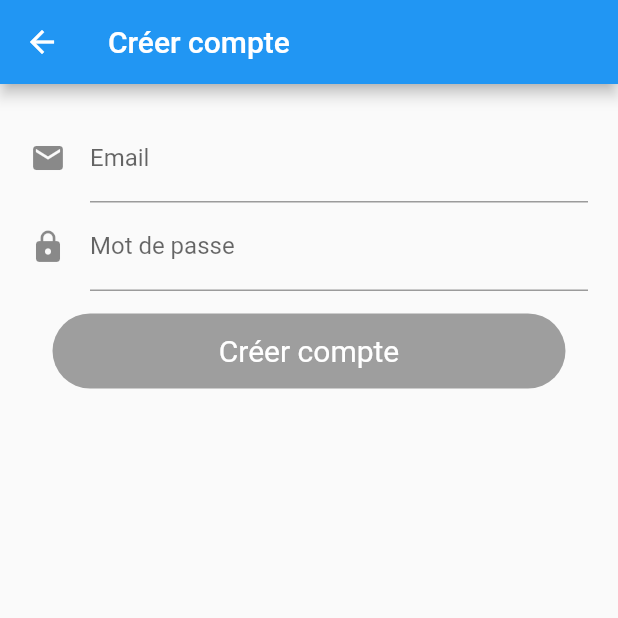
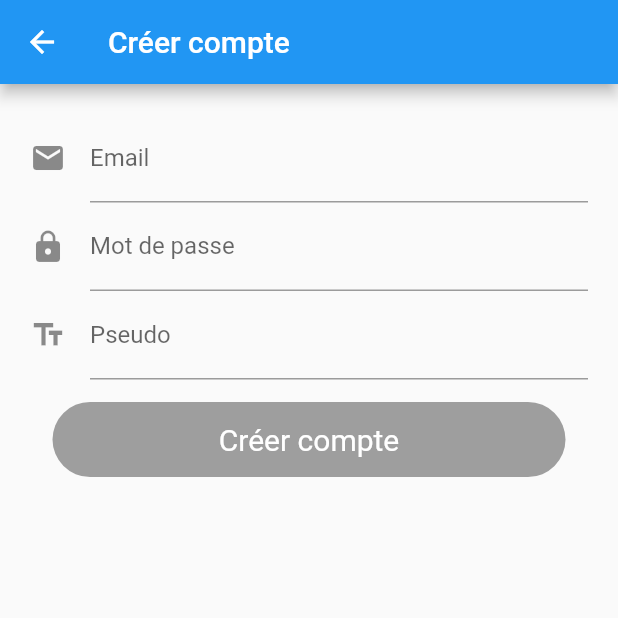
Before and after one commit to Chonli/shared-hike, a Flutter app: the screen it shows after launch, after a tap on "Créer un compte", on a phone screen of 412 x 824 dp, the top half of it. Run offline on Flutter 3.47's test engine with Material 2 defaults, Android fonts, the phone set to English and light mode, and no system bars; our stand-ins replace bloc, cached_network_image, cloud_firestore, equatable, firebase_auth, flutter_bloc and 3 more; accounts and stored records are empty.

Commit message:
add pseudo in register user field

```diff
--- /dev/null
+++ b/lib/db/cloud_repository.dart
@@ -0,0 +1,81 @@
+import 'package:cloud_firestore/cloud_firestore.dart';
+import 'package:firebase_auth/firebase_auth.dart';
+import 'package:shared_hike/db/user.dart';
+
+class CloudRepository {
+  final Firestore _firestore;
+  final FirebaseAuth _firebaseAuth;
+
+  CloudRepository({FirebaseAuth firebaseAuth, Firestore firestore})
+      : _firebaseAuth = firebaseAuth ?? FirebaseAuth.instance,
+       _firestore = firestore ?? Firestore.instance;
+
+  Stream<QuerySnapshot> getHikes() {
+    return _firestore.collection('hikes').orderBy('hikeDate').snapshots();
+  }
+
+  Future<bool> createHike(
+    String title,
+    String description,
+    DateTime date,
+    int distance,
+    int elevation,
+    String owner,
+    String urlImage,) async {
+    var ret = true;
+    try {
+      await _firestore.collection('hikes').add({
+        'title': title,
+        'description': description,
+        'hikeDate': date,
+        'owner': owner,
+        'elevation': elevation,
+        'distance': distance,
+        'image': urlImage,
+      });
+    } catch (error) {
+      print(error);
+      ret = false;
+    }
+
+    return ret;
+  }
+
+/*  Future<User> getUser(String id) async {
+    var document = await _firestore.collection('users').document(id);
+    return document.get().then((value) => User.fromSnapshot(value.data) );
+  }*/
+
+  Future<void> createUser({String id, String pseudo}) async {
+    return await _firestore.collection('users').document(id).setData({
+      'pseudo': pseudo,
+    });
+  }
+
+  Future<void> signInWithCredentials(String email, String password) {
+    return _firebaseAuth.signInWithEmailAndPassword(
+      email: email,
+      password: password,
+    );
+  }
+
+  Future<void> signUp({String email, String password}) async {
+    return await _firebaseAuth.createUserWithEmailAndPassword(
+      email: email,
+      password: password,
+    );
+  }
+
+  Future<void> signOut() async {
+    return Future.wait([_firebaseAuth.signOut()]);
+  }
+
+  Future<bool> isSignedIn() async {
+    final currentUser = await _firebaseAuth.currentUser();
+    return currentUser != null;
+  }
+
+  Future<String> getCurrentUserId() async {
+    return (await _firebaseAuth.currentUser()).uid;
+  }
+}
--- /dev/null
+++ b/lib/db/user.dart
@@ -0,0 +1,21 @@
+import 'package:cloud_firestore/cloud_firestore.dart';
+
+class User {
+  String _id;
+  String _name;
+
+  User(this._id, this._name);
+
+  String get id => _id;
+  String get name => _name;
+
+  User.fromSnapshot(DocumentSnapshot snapshot) {
+    _id = snapshot.documentID;
+    _name = snapshot['name'];
+  }
+
+  @override
+  String toString() {
+    return 'Submitted { id: $_id, name: $_name }';
+  }
+}
--- a/lib/fireauth/authentication_bloc/authentication_bloc.dart
+++ b/lib/fireauth/authentication_bloc/authentication_bloc.dart
@@ -1,16 +1,16 @@
 import 'dart:async';
 import 'package:bloc/bloc.dart';
 import 'package:meta/meta.dart';
+import 'package:shared_hike/db/cloud_repository.dart';
 import './bloc.dart';
-import 'package:shared_hike/fireauth/user_repository.dart';
 
 class AuthenticationBloc extends Bloc<AuthenticationEvent, AuthenticationState> {
 
-  final UserRepository _userRepository;
+  final CloudRepository _cloudRepository;
 
-  AuthenticationBloc({@required UserRepository userRepository})
-      : assert(userRepository != null),
-        _userRepository = userRepository;
+  AuthenticationBloc({@required CloudRepository cloudRepository})
+      : assert(cloudRepository != null),
+        _cloudRepository = cloudRepository;
 
   @override
   AuthenticationState get initialState => UninitializedState();
@@ -30,10 +30,9 @@ class AuthenticationBloc extends Bloc<AuthenticationEvent, AuthenticationState>
 
   Stream<AuthenticationState> _mapAppStartedToState() async* {
     try {
-      final isSignedIn = await _userRepository.isSignedIn();
+      final isSignedIn = await _cloudRepository.isSignedIn();
       if (isSignedIn) {
-        final name = await _userRepository.getUser();
-        yield AuthenticatedState(name);
+        yield AuthenticatedState(await _cloudRepository.getCurrentUserId());
       } else {
         yield UnauthenticatedState();
       }
@@ -43,11 +42,11 @@ class AuthenticationBloc extends Bloc<AuthenticationEvent, AuthenticationState>
   }
 
   Stream<AuthenticationState> _mapLoggedInToState() async* {
-    yield AuthenticatedState(await _userRepository.getUser());
+    yield AuthenticatedState(await _cloudRepository.getCurrentUserId());
   }
 
   Stream<AuthenticationState> _mapLoggedOutToState() async* {
     yield UnauthenticatedState();
-    _userRepository.signOut();
+    _cloudRepository.signOut();
   }
 }
--- a/lib/fireauth/register_bloc/register_bloc.dart
+++ b/lib/fireauth/register_bloc/register_bloc.dart
@@ -2,16 +2,16 @@ import 'dart:async';
 import 'package:bloc/bloc.dart';
 import 'package:meta/meta.dart';
 import 'package:rxdart/rxdart.dart';
-import 'package:shared_hike/fireauth/user_repository.dart';
 import 'package:shared_hike/fireauth/register_bloc/bloc.dart';
+import 'package:shared_hike/db/cloud_repository.dart';
 import 'package:shared_hike/util/validators.dart';
 
 class RegisterBloc extends Bloc<RegisterEvent, RegisterState> {
-  final UserRepository _userRepository;
+  final CloudRepository _cloudRepository;
 
-  RegisterBloc({@required UserRepository userRepository})
-      : assert(userRepository != null),
-        _userRepository = userRepository;
+  RegisterBloc({@required CloudRepository cloudRepository})
+      : assert(cloudRepository != null),
+        _cloudRepository = cloudRepository;
 
   @override
   RegisterState get initialState => RegisterState.empty();
@@ -23,10 +23,14 @@ class RegisterBloc extends Bloc<RegisterEvent, RegisterState> {
   ) {
     final observableStream = events as Observable<RegisterEvent>;
     final nonDebounceStream = observableStream.where((event) {
-      return (event is! EmailChanged && event is! PasswordChanged);
+      return (event is! EmailChanged &&
+          event is! PasswordChanged &&
+          event is! PseudoChanged);
     });
     final debounceStream = observableStream.where((event) {
-      return (event is EmailChanged || event is PasswordChanged);
+      return (event is EmailChanged ||
+          event is PasswordChanged ||
+          event is PseudoChanged);
     }).debounceTime(Duration(milliseconds: 300));
     return super.transform(nonDebounceStream.mergeWith([debounceStream]), next);
   }
@@ -37,8 +41,10 @@ class RegisterBloc extends Bloc<RegisterEvent, RegisterState> {
       yield* _mapEmailChangedToState(event.email);
     } else if (event is PasswordChanged) {
       yield* _mapPasswordChangedToState(event.password);
+    } else if (event is PseudoChanged) {
+      yield* _mapPseudoChangedToState(event.pseudo);
     } else if (event is Submitted) {
-      yield* _mapFormSubmittedToState(event.email, event.password);
+      yield* _mapFormSubmittedToState(event.email, event.password, event.pseudo);
     }
   }
 
@@ -54,16 +60,25 @@ class RegisterBloc extends Bloc<RegisterEvent, RegisterState> {
     );
   }
 
+  Stream<RegisterState> _mapPseudoChangedToState(String pseudo) async* {
+    yield currentState.update(
+      isPseudoValid: pseudo.isNotEmpty,
+    );
+  }
+
   Stream<RegisterState> _mapFormSubmittedToState(
     String email,
     String password,
+    String pseudo,
   ) async* {
     yield RegisterState.loading();
     try {
-      await _userRepository.signUp(
+      await _cloudRepository.signUp(
         email: email,
         password: password,
       );
+      var id = await _cloudRepository.getCurrentUserId();
+      await _cloudRepository.createUser(id: id, pseudo: pseudo);
       yield RegisterState.success();
     } catch (_) {
       yield RegisterState.failure();
--- a/lib/fireauth/register_bloc/register_event.dart
+++ b/lib/fireauth/register_bloc/register_event.dart
@@ -24,15 +24,25 @@ class PasswordChanged extends RegisterEvent {
   String toString() => 'PasswordChanged { password: **** }';
 }
 
+class PseudoChanged extends RegisterEvent {
+  final String pseudo;
+
+  PseudoChanged({@required this.pseudo}) : super([pseudo]);
+
+  @override
+  String toString() => 'PseudoChanged { pseudo: $pseudo }';
+}
+
 class Submitted extends RegisterEvent {
   final String email;
   final String password;
+  final String pseudo;
 
-  Submitted({@required this.email, @required this.password})
-      : super([email, password]);
+  Submitted({@required this.email, @required this.password, @required this.pseudo})
+      : super([email, password, pseudo]);
 
   @override
   String toString() {
-    return 'Submitted { email: $email, password: **** }';
+    return 'Submitted { email: $email, pseudo: $pseudo }';
   }
 }
--- a/lib/fireauth/register_bloc/register_state.dart
+++ b/lib/fireauth/register_bloc/register_state.dart
@@ -4,15 +4,17 @@ import 'package:meta/meta.dart';
 class RegisterState {
   final bool isEmailValid;
   final bool isPasswordValid;
+  final bool isPseudoValid;
   final bool isSubmitting;
   final bool isSuccess;
   final bool isFailure;
 
-  bool get isFormValid => isEmailValid && isPasswordValid;
+  bool get isFormValid => isEmailValid && isPasswordValid && isPseudoValid;
 
   RegisterState({
     @required this.isEmailValid,
     @required this.isPasswordValid,
+    @required this.isPseudoValid,
     @required this.isSubmitting,
     @required this.isSuccess,
     @required this.isFailure,
@@ -22,6 +24,7 @@ class RegisterState {
     return RegisterState(
       isEmailValid: true,
       isPasswordValid: true,
+      isPseudoValid: true,
       isSubmitting: false,
       isSuccess: false,
       isFailure: false,
@@ -32,6 +35,7 @@ class RegisterState {
     return RegisterState(
       isEmailValid: true,
       isPasswordValid: true,
+      isPseudoValid: true,
       isSubmitting: true,
       isSuccess: false,
       isFailure: false,
@@ -42,6 +46,7 @@ class RegisterState {
     return RegisterState(
       isEmailValid: true,
       isPasswordValid: true,
+      isPseudoValid: true,
       isSubmitting: false,
       isSuccess: false,
       isFailure: true,
@@ -52,6 +57,7 @@ class RegisterState {
     return RegisterState(
       isEmailValid: true,
       isPasswordValid: true,
+      isPseudoValid: true,
       isSubmitting: false,
       isSuccess: true,
       isFailure: false,
@@ -61,10 +67,12 @@ class RegisterState {
   RegisterState update({
     bool isEmailValid,
     bool isPasswordValid,
+    bool isPseudoValid,
   }) {
     return copyWith(
       isEmailValid: isEmailValid,
       isPasswordValid: isPasswordValid,
+      isPseudoValid: isPseudoValid,
       isSubmitting: false,
       isSuccess: false,
       isFailure: false,
@@ -74,6 +82,7 @@ class RegisterState {
   RegisterState copyWith({
     bool isEmailValid,
     bool isPasswordValid,
+    bool isPseudoValid,
     bool isSubmitEnabled,
     bool isSubmitting,
     bool isSuccess,
@@ -82,6 +91,7 @@ class RegisterState {
     return RegisterState(
       isEmailValid: isEmailValid ?? this.isEmailValid,
       isPasswordValid: isPasswordValid ?? this.isPasswordValid,
+      isPseudoValid: isPseudoValid ?? this.isPseudoValid,
       isSubmitting: isSubmitting ?? this.isSubmitting,
       isSuccess: isSuccess ?? this.isSuccess,
       isFailure: isFailure ?? this.isFailure,
@@ -93,6 +103,7 @@ class RegisterState {
     return '''RegisterState {
       isEmailValid: $isEmailValid,
       isPasswordValid: $isPasswordValid,
+      isPseudoValid: $isPseudoValid,
       isSubmitting: $isSubmitting,
       isSuccess: $isSuccess,
       isFailure: $isFailure,
--- a/lib/fireauth/user_repository.dart
+++ /dev/null
@@ -1,35 +0,0 @@
-import 'package:firebase_auth/firebase_auth.dart';
-
-class UserRepository {
-  final FirebaseAuth _firebaseAuth;
-
-  UserRepository({FirebaseAuth firebaseAuth})
-      : _firebaseAuth = firebaseAuth ?? FirebaseAuth.instance;
-
-  Future<void> signInWithCredentials(String email, String password) {
-    return _firebaseAuth.signInWithEmailAndPassword(
-      email: email,
-      password: password,
-    );
-  }
-
-  Future<void> signUp({String email, String password}) async {
-    return await _firebaseAuth.createUserWithEmailAndPassword(
-      email: email,
-      password: password,
-    );
-  }
-
-  Future<void> signOut() async {
-    return Future.wait([_firebaseAuth.signOut()]);
-  }
-
-  Future<bool> isSignedIn() async {
-    final currentUser = await _firebaseAuth.currentUser();
-    return currentUser != null;
-  }
-
-  Future<String> getUser() async {
-    return (await _firebaseAuth.currentUser()).uid;
-  }
-}
--- a/lib/firecloud/addhike_bloc/add_hike_bloc.dart
+++ b/lib/firecloud/addhike_bloc/add_hike_bloc.dart
@@ -2,7 +2,7 @@ import 'dart:async';
 import 'package:bloc/bloc.dart';
 import 'package:meta/meta.dart';
 import 'package:rxdart/rxdart.dart';
-import 'package:shared_hike/firecloud/cloud_repository.dart';
+import 'package:shared_hike/db/cloud_repository.dart';
 import './bloc.dart';
 
 class AddHikeBloc extends Bloc<AddHikeEvent, AddHikeState> {
--- a/lib/main.dart
+++ b/lib/main.dart
@@ -2,32 +2,28 @@ import 'package:bloc/bloc.dart';
 import 'package:flutter/material.dart';
 import 'package:flutter_localizations/flutter_localizations.dart';
 import 'package:flutter_bloc/flutter_bloc.dart';
-import 'package:shared_hike/fireauth/user_repository.dart';
 import 'package:shared_hike/fireauth/authentication_bloc/bloc.dart';
 import 'package:shared_hike/fireauth/my_bloc_delegate.dart';
-import 'package:shared_hike/firecloud/cloud_repository.dart';
+import 'package:shared_hike/db/cloud_repository.dart';
 import 'package:shared_hike/ui/home_page.dart';
 import 'package:shared_hike/ui/login_page.dart';
 
 void main() {
   BlocSupervisor.delegate = MyBlocDelegate();
-  final UserRepository userRepository = UserRepository();
   final CloudRepository cloudRepository = CloudRepository();
   runApp(BlocProvider(
-      builder: (context) => AuthenticationBloc(userRepository: userRepository)
+      builder: (context) => AuthenticationBloc(cloudRepository: cloudRepository)
         ..dispatch(AppStartedEvent()),
-      child: MyApp(userRepository: userRepository,cloudRepository: cloudRepository)
+      child: MyApp(cloudRepository: cloudRepository)
   ));
 }
 
 class MyApp extends StatelessWidget {
   final String _title = 'Shared Hike';
-  final UserRepository _userRepository;
   final CloudRepository _cloudRepository;
 
-  MyApp({Key key, @required UserRepository userRepository, @required CloudRepository cloudRepository})
-      : assert(userRepository != null),
-        _userRepository = userRepository,
+  MyApp({Key key, @required CloudRepository cloudRepository})
+      : assert(cloudRepository != null),
         _cloudRepository = cloudRepository,
         super(key: key);
 
@@ -50,7 +46,7 @@ class MyApp extends StatelessWidget {
         builder: (context, state) {
             return state is AuthenticatedState
                 ? HomePage(cloudRepository: _cloudRepository, currentUser: state.displayName, title: _title)
-                : LoginPage(userRepository: _userRepository);
+                : LoginPage(cloudRepository: _cloudRepository);
           },
         ),
       );
--- a/lib/ui/add_hike_page.dart
+++ b/lib/ui/add_hike_page.dart
@@ -1,7 +1,7 @@
 import 'package:flutter/material.dart';
 import 'package:flutter_bloc/flutter_bloc.dart';
 import 'package:shared_hike/firecloud/addhike_bloc/bloc.dart';
-import 'package:shared_hike/firecloud/cloud_repository.dart';
+import 'package:shared_hike/db/cloud_repository.dart';
 import 'package:shared_hike/ui/add_hike_form.dart';
 
 class AddHikePage extends StatelessWidget {
--- a/lib/ui/hike_card.dart
+++ b/lib/ui/hike_card.dart
@@ -1,5 +1,6 @@
 import 'package:flutter/material.dart';
 import 'package:flutter_cache_manager/flutter_cache_manager.dart';
+import 'package:shared_hike/db/cloud_repository.dart';
 import 'package:shared_hike/db/hike.dart';
 import 'package:cached_network_image/cached_network_image.dart';
 
@@ -7,8 +8,9 @@ import 'detail_hike_page.dart';
 
 class HikeCard extends StatelessWidget {
   final Hike _hike;
+  final CloudRepository _cloudRepository;
 
-  HikeCard(this._hike);
+  HikeCard(this._cloudRepository, this._hike);
 
   @override
   Widget build(BuildContext context) {
@@ -30,7 +32,7 @@ class HikeCard extends StatelessWidget {
         Navigator.push(context,
             PageRouteBuilder(
                 transitionDuration: Duration(milliseconds: 500),
-                pageBuilder: (_, __, ___) => DetailHikePage(_hike)),
+                pageBuilder: (_, __, ___) => DetailHikePage(_cloudRepository, _hike)),
             );
       },
     ),
--- a/lib/ui/home_page.dart
+++ b/lib/ui/home_page.dart
@@ -2,7 +2,7 @@ import 'package:cloud_firestore/cloud_firestore.dart';
 import 'package:flutter/material.dart';
 import 'package:flutter_bloc/flutter_bloc.dart';
 import 'package:shared_hike/fireauth/authentication_bloc/bloc.dart';
-import 'package:shared_hike/firecloud/cloud_repository.dart';
+import 'package:shared_hike/db/cloud_repository.dart';
 import 'package:shared_hike/ui/hike_card.dart';
 import 'add_hike_page.dart';
 import 'package:shared_hike/db/hike.dart';
@@ -49,7 +49,7 @@ class HomePage extends StatelessWidget {
                 itemBuilder: (context, index) =>
                   Padding(
                   padding: EdgeInsets.all(8.0),
-                  child: HikeCard(Hike.fromSnapshot(snapshot.data.documents[index])),
+                  child: HikeCard(cloudRepository,  Hike.fromSnapshot(snapshot.data.documents[index])),
                 ));
           }
         },
--- a/lib/ui/login_page.dart
+++ b/lib/ui/login_page.dart
@@ -1,15 +1,15 @@
 import 'package:flutter/material.dart';
 import 'package:flutter_bloc/flutter_bloc.dart';
 import 'package:shared_hike/fireauth/login_bloc/login_bloc.dart';
-import 'package:shared_hike/fireauth/user_repository.dart';
+import 'package:shared_hike/db/cloud_repository.dart';
 import 'login_form.dart';
 
 class LoginPage extends StatelessWidget {
-  final UserRepository _userRepository;
+  final CloudRepository _cloudRepository;
 
-  LoginPage({Key key, @required UserRepository userRepository})
-      : assert(userRepository != null),
-        _userRepository = userRepository,
+  LoginPage({Key key, @required CloudRepository cloudRepository})
+      : assert(cloudRepository != null),
+        _cloudRepository = cloudRepository,
         super(key: key);
 
 
@@ -18,8 +18,8 @@ class LoginPage extends StatelessWidget {
     return Scaffold(
       appBar: AppBar(title: Text('Login')),
       body: BlocProvider<LoginBloc>(
-        builder: (context) => LoginBloc(userRepository: _userRepository),
-        child: LoginForm(userRepository: _userRepository),
+        builder: (context) => LoginBloc(cloudRepository: _cloudRepository),
+        child: LoginForm(cloudRepository: _cloudRepository),
       ),
     );
   }
--- a/lib/ui/register_form.dart
+++ b/lib/ui/register_form.dart
@@ -10,6 +10,7 @@ class RegisterForm extends StatefulWidget {
 class _RegisterFormState extends State<RegisterForm> with SingleTickerProviderStateMixin {
   final TextEditingController _emailController = TextEditingController();
   final TextEditingController _passwordController = TextEditingController();
+  final TextEditingController _pseudoController = TextEditingController();
   AnimationController _loginButtonController;
   Animation<double> _buttonAnimation;
   RegisterBloc _registerBloc;
@@ -27,6 +28,7 @@ class _RegisterFormState extends State<RegisterForm> with SingleTickerProviderSt
     _registerBloc = BlocProvider.of<RegisterBloc>(context);
     _emailController.addListener(_onEmailChanged);
     _passwordController.addListener(_onPasswordChanged);
+    _pseudoController.addListener(_onPseudoChanged);
     _loginButtonController = AnimationController(
       vsync: this,
       duration: Duration(seconds: 1),
@@ -110,10 +112,23 @@ class _RegisterFormState extends State<RegisterForm> with SingleTickerProviderSt
                       return !state.isPasswordValid ? 'Mot de passe invalide' : null;
                     },
                   ),
+                  TextFormField(
+                    controller: _pseudoController,
+                    decoration: InputDecoration(
+                      icon: Icon(Icons.text_fields),
+                      labelText: 'Pseudo',
+                    ),
+                    obscureText: false,
+                    autocorrect: false,
+                    autovalidate: true,
+                    validator: (_) {
+                      return !state.isPseudoValid ? 'Pseudo invalide' : null;
+                    },
+                  ),
                   GestureDetector(
                     child: Container(
                         margin: EdgeInsets.all(15.0),
-                        decoration: new BoxDecoration(
+                        decoration: BoxDecoration(
                             color: isRegisterButtonEnabled(state) ? Colors.blue : Colors.grey,
                             borderRadius: BorderRadius.all(const Radius.circular(30.0))),
                         alignment: FractionalOffset.center,
@@ -125,7 +140,7 @@ class _RegisterFormState extends State<RegisterForm> with SingleTickerProviderSt
                         )
                             : CircularProgressIndicator(
                           valueColor:
-                          new AlwaysStoppedAnimation<Color>(
+                          AlwaysStoppedAnimation<Color>(
                               Colors.white),
                         )),
                     onTap: () => isRegisterButtonEnabled(state) ? _onFormSubmitted() : null,
@@ -158,11 +173,18 @@ class _RegisterFormState extends State<RegisterForm> with SingleTickerProviderSt
     );
   }
 
+  void _onPseudoChanged() {
+    _registerBloc.dispatch(
+      PseudoChanged(pseudo: _pseudoController.text),
+    );
+  }
+
   void _onFormSubmitted() {
     _registerBloc.dispatch(
       Submitted(
         email: _emailController.text,
         password: _passwordController.text,
+        pseudo: _pseudoController.text,
       ),
     );
   }
--- a/lib/ui/register_page.dart
+++ b/lib/ui/register_page.dart
@@ -1,15 +1,15 @@
 import 'package:flutter/material.dart';
 import 'package:flutter_bloc/flutter_bloc.dart';
 import 'package:shared_hike/fireauth/register_bloc/bloc.dart';
-import 'package:shared_hike/fireauth/user_repository.dart';
+import 'package:shared_hike/db/cloud_repository.dart';
 import 'package:shared_hike/ui/register_form.dart';
 
 class RegisterPage extends StatelessWidget {
-  final UserRepository _userRepository;
+  final CloudRepository _cloudRepository;
 
-  RegisterPage({Key key, @required UserRepository userRepository})
-      : assert(userRepository != null),
-        _userRepository = userRepository,
+  RegisterPage({Key key, @required CloudRepository cloudRepository})
+      : assert(cloudRepository != null), assert(cloudRepository != null),
+        _cloudRepository = cloudRepository,
         super(key: key);
 
   @override
@@ -18,7 +18,7 @@ class RegisterPage extends StatelessWidget {
       appBar: AppBar(title: Text('Créer compte')),
       body: Center(
         child: BlocProvider<RegisterBloc>(
-          builder: (context) => RegisterBloc(userRepository: _userRepository),
+          builder: (context) => RegisterBloc(cloudRepository: _cloudRepository),
           child: RegisterForm(),
         ),
       ),
```
Also changed, not shown: lib/fireauth/login_bloc/login_bloc.dart (+6 -6 lines), lib/firecloud/cloud_repository.dart (deleted, +0 -47 lines), lib/ui/detail_hike_page.dart (+20 -2 lines), lib/ui/login_form.dart (+7 -7 lines), 1 other file. Lines whose indentation alone changed are shown as unchanged.
